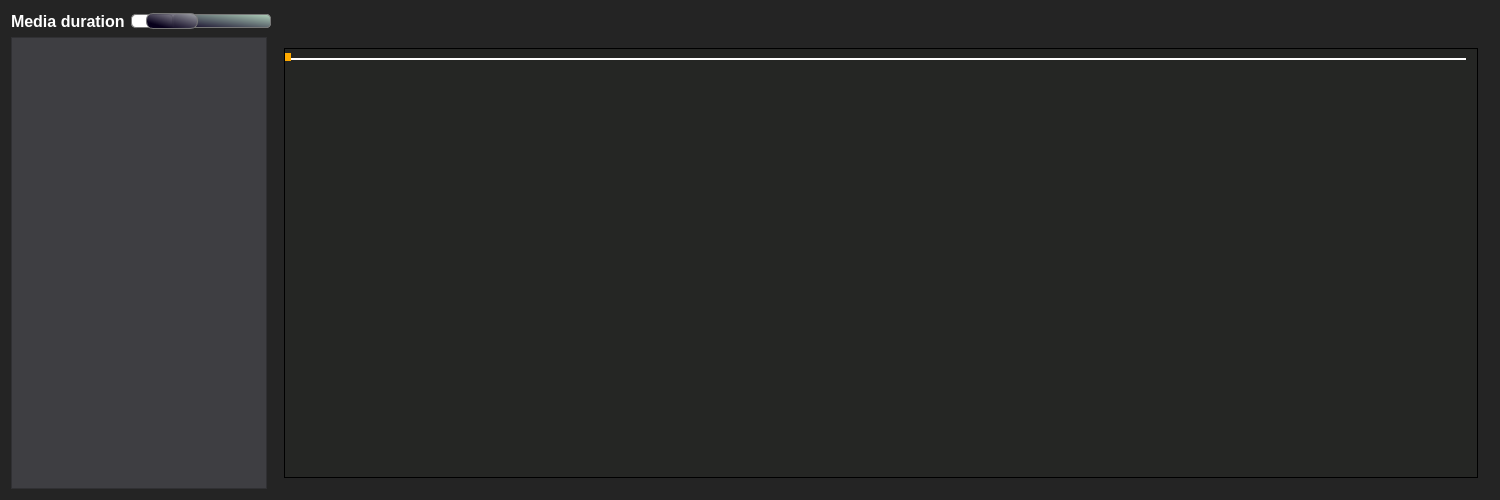
zeneksashy/VideoEditor, file VideoEditor/TimeLine.ui: the form before one commit.
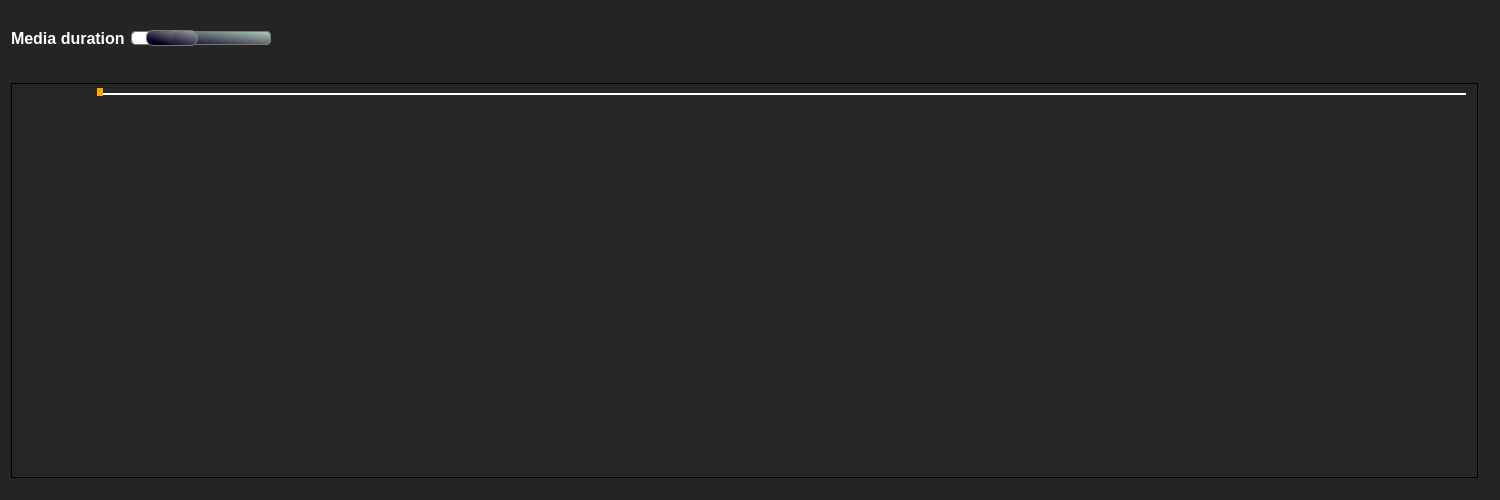
The form after the commit. Custom widgets are drawn as their Qt base class.

Patch:
```diff
--- a/VideoEditor/TimeLine.ui
+++ b/VideoEditor/TimeLine.ui
@@ -176,90 +176,12 @@
    </item>
    <item>
     <layout class="QHBoxLayout" name="horizontalLayout">
-     <item>
-      <widget class="QListWidget" name="sourcesList">
-       <property name="sizePolicy">
-        <sizepolicy hsizetype="Minimum" vsizetype="Expanding">
-         <horstretch>0</horstretch>
-         <verstretch>0</verstretch>
-        </sizepolicy>
-       </property>
-       <property name="styleSheet">
-        <string notr="true">QListWidget
-{
-background-color: rgb(62, 62, 66)
-}
-QListWidget::item:selected
-{
-    background: rgb(128,128,255);
-}
-
- QScrollBar:vertical {
-	background:rgb(238, 238, 238);
-    width: 10px;
-}
-QScrollBar::handle:vertical {
-    background: rgb(58, 64, 85);
-    min-heigth: 6px;
-	heigth:10px;
-	max-heigth:15px;
-	border: 1px solid rgb(29, 0, 58);
-	border-radius:5px;
-}
-QScrollBar::add-page:vertical, QScrollBar::sub-page:vertical {
-background: none;
-}
-QScrollBar::right-arrow:vertical, QScrollBar::left-arrow:vertical
-{
-background:none;
-color:none;
-}
-QScrollBar::add-line:vertical {
-      border: none;
-      background: none;
-}
-
-QScrollBar::sub-line:vertical {
-      border: none;
-      background: none;
-}
- QScrollBar:horizontal {
-	background:rgb(238, 238, 238);
-    height: 10px;
-}
-QScrollBar::handle:horizontal {
-    background: rgb(58, 64, 85);
-    min-width: 6px;
-	width:10px;
-	max-width:15px;
-	border: 1px solid rgb(29, 0, 58);
-	border-radius:5px;
-}
-QScrollBar::add-page:horizontal, QScrollBar::sub-page:horizontal {
-background: none;
-}
-QScrollBar::right-arrow:horizontal, QScrollBar::left-arrow:horizontal
-{
-background:none;
-color:none;
-}
-QScrollBar::add-line:horizontal {
-      border: none;
-      background: none;
-}
-
-QScrollBar::sub-line:horizontal {
-      border: none;
-      background: none;
-}
-
- </string>
-       </property>
-      </widget>
-     </item>
      <item>
       <widget class="QWidget" name="widget" native="true">
        <layout class="QVBoxLayout" name="verticalLayout_4">
+        <property name="leftMargin">
+         <number>0</number>
+        </property>
         <item>
          <widget class="QScrollArea" name="scrollArea">
           <property name="sizePolicy">
@@ -371,8 +293,8 @@
             <rect>
              <x>0</x>
              <y>0</y>
-             <width>1198</width>
-             <height>430</height>
+             <width>1469</width>
+             <height>393</height>
             </rect>
            </property>
            <property name="sizePolicy">
@@ -402,6 +324,24 @@
              <number>0</number>
             </property>
             <item>
+             <layout class="QHBoxLayout" name="horizontalLayout_3">
+              <item>
+               <spacer name="horizontalSpacer_2">
+                <property name="orientation">
+                 <enum>Qt::Horizontal</enum>
+                </property>
+                <property name="sizeType">
+                 <enum>QSizePolicy::Fixed</enum>
+                </property>
+                <property name="sizeHint" stdset="0">
+                 <size>
+                  <width>85</width>
+                  <height>20</height>
+                 </size>
+                </property>
+               </spacer>
+              </item>
+              <item>
              <widget class="TimeLineSlider" name="horizontalSlider">
               <property name="sizePolicy">
                <sizepolicy hsizetype="Minimum" vsizetype="Maximum">
@@ -452,6 +392,8 @@
               </property>
              </widget>
             </item>
+             </layout>
+            </item>
             <item>
              <widget class="QScrollArea" name="scrollArea_2">
               <property name="sizePolicy">
@@ -461,7 +403,7 @@
                </sizepolicy>
               </property>
               <property name="horizontalScrollBarPolicy">
-               <enum>Qt::ScrollBarAsNeeded</enum>
+               <enum>Qt::ScrollBarAlwaysOff</enum>
               </property>
               <property name="widgetResizable">
                <bool>true</bool>
@@ -474,8 +416,8 @@
                 <rect>
                  <x>0</x>
                  <y>0</y>
-                 <width>1189</width>
-                 <height>388</height>
+                 <width>1460</width>
+                 <height>349</height>
                 </rect>
                </property>
                <layout class="QVBoxLayout" name="verticalLayout_3">
```
Lines whose indentation alone changed are shown as unchanged.
